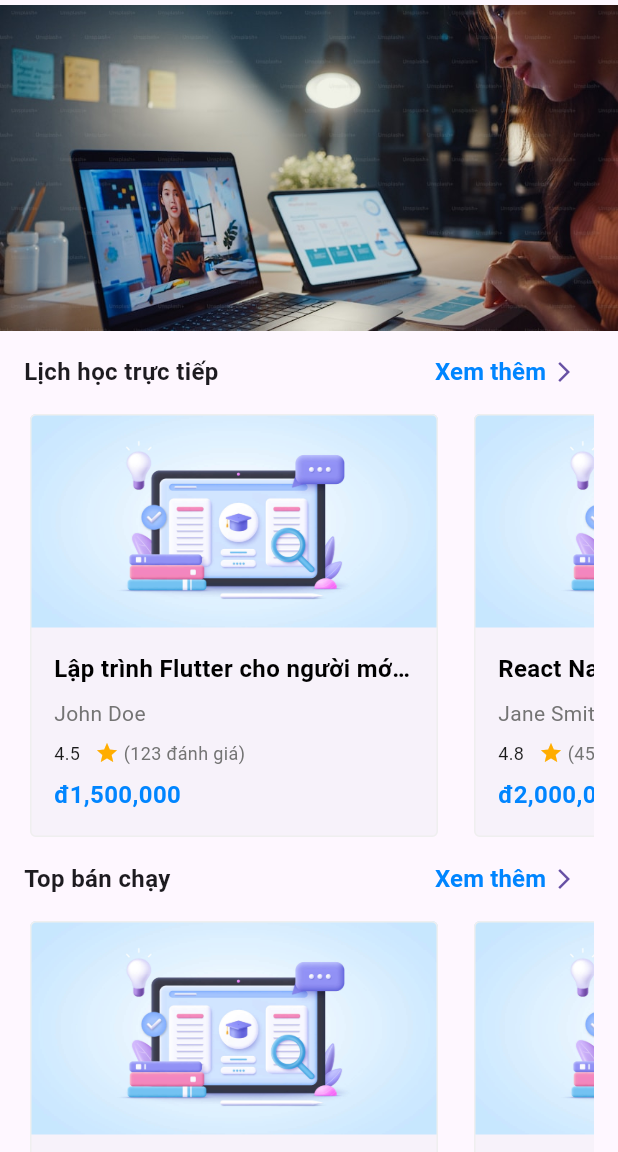
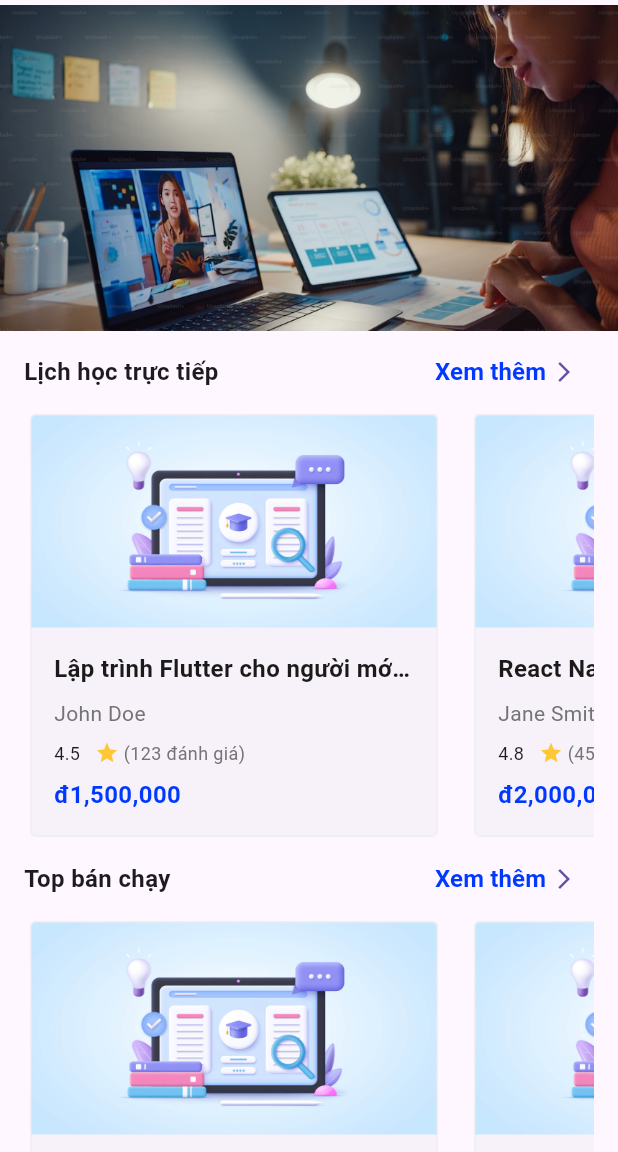
Before and after one commit to ASE-UIT/02.-Online-course-System, a Flutter app: the CourseListScreen screen opened directly, on a phone screen of 412 x 824 dp, the part 84-1236 px from its top. Run offline on Flutter 3.47's test engine with Material 3 defaults, Android fonts, the phone set to English and light mode, and no system bars; Roboto replaces fonts that are missing (WorkSans).

Commit message:
fix(develop): fix UI bug, refractor AppColors

```diff
--- a/lib/constants/colors.dart
+++ b/lib/constants/colors.dart
@@ -3,70 +3,70 @@ import 'package:flutter/material.dart';
 class AppColors {
   // Primary Colors
   static const Color primary50 = Color(0xFFE4F2FF);
-  static const Color primary100 = Color(0xFFCEE5FF);
-  static const Color primary200 = Color(0xFFA7D1FF);
-  static const Color primary300 = Color(0xFF72B6FF);
-  static const Color primary400 = Color(0xFF3C9BFF);
-  static const Color primary500 = Color(0xFF0085FF);
-  static const Color primary600 = Color(0xFF0061D1);
-  static const Color primary700 = Color(0xFF0047A7);
-  static const Color primary800 = Color(0xFF003380);
-  static const Color primary900 = Color(0xFF001F5E);
-  static const Color primary950 = Color(0xFF00115E);
+  static const Color primary100 = Color(0xFFcee5ff);
+  static const Color primary200 = Color(0xFFa7cdff);
+  static const Color primary300 = Color(0xFF72abff);
+  static const Color primary400 = Color(0xFF3c78ff);
+  static const Color primary500 = Color(0xFF0038ff);
+  static const Color primary600 = Color(0xFF001de1 );
+  static const Color primary700 = Color(0xFF0019d7);
+  static const Color primary800 = Color(0xFF051bad);
+  static const Color primary900 = Color(0xFF0E2186);
+  static const Color primary950 = Color(0xFF08114e );
 
   // Warning Colors
-  static const Color warning50 = Color(0xFFFFF9DF);
-  static const Color warning100 = Color(0xFFFFF5BE);
-  static const Color warning200 = Color(0xFFFFEA6C);
-  static const Color warning300 = Color(0xFFFFD55A);
-  static const Color warning400 = Color(0xFFFFC535);
-  static const Color warning500 = Color(0xFFFFAD00);
-  static const Color warning600 = Color(0xFFFF9D02);
+  static const Color warning50 = Color(0xFFFFfDEF);
+  static const Color warning100 = Color(0xFFFFfAD1);
+  static const Color warning200 = Color(0xFFFFE59E);
+  static const Color warning300 = Color(0xFFFFEA6C);
+  static const Color warning400 = Color(0xFFFFE05A);
+  static const Color warning500 = Color(0xFFFFC635);
+  static const Color warning600 = Color(0xFFFFA209);
   static const Color warning700 = Color(0xFFE17702);
-  static const Color warning800 = Color(0xFFB75D0A);
-  static const Color warning900 = Color(0xFF954B0C);
-  static const Color warning950 = Color(0xFF562800);
+  static const Color warning800 = Color(0xFFB65B0A);
+  static const Color warning900 = Color(0xFF974b0c);
+  static const Color warning950 = Color(0xFF562600);
 
   // Error Colors
   static const Color error50 = Color(0xFFFFF3F3);
   static const Color error100 = Color(0xFFFFE4E4);
   static const Color error200 = Color(0xFFFCCCCC);
-  static const Color error300 = Color(0xFFFFAAAA);
-  static const Color error400 = Color(0xFFFF8686);
+  static const Color error300 = Color(0xFFFFA8A8);
+  static const Color error400 = Color(0xFFFF6868);
   static const Color error500 = Color(0xFFFF5959);
-  static const Color error600 = Color(0xFFFF0E0E);
-  static const Color error700 = Color(0xFFE00606);
-  static const Color error800 = Color(0xFFA61515);
-  static const Color error900 = Color(0xFF8A1515);
+  static const Color error600 = Color(0xFFf03131);
+  static const Color error700 = Color(0xFFe00e0e);
+  static const Color error800 = Color(0xFFba0f0f);
+  static const Color error900 = Color(0xFF9a1515 );
   static const Color error950 = Color(0xFF540505);
 
   // Success Colors
   static const Color success50 = Color(0xFFEEFEE7);
-  static const Color success100 = Color(0xFFD9FBCB);
-  static const Color success200 = Color(0xFFB5F5A1);
-  static const Color success300 = Color(0xFF89EB72);
-  static const Color success400 = Color(0xFF66DB4B);
-  static const Color success500 = Color(0xFF3BD313);
-  static const Color success600 = Color(0xFF2EB40D);
-  static const Color success700 = Color(0xFF23810F);
-  static const Color success800 = Color(0xFF1C5413);
-  static const Color success900 = Color(0xFF022F04);
-  static const Color success950 = Color(0xFF002F04);
+  static const Color success100 = Color(0xFFD7FDCA);
+  static const Color success200 = Color(0xFFb2fb9b);
+  static const Color success300 = Color(0xFF83f561);
+  static const Color success400 = Color(0xFF5ae932);
+  static const Color success500 = Color(0xFF39D213);
+  static const Color success600 = Color(0xFF26A60A);
+  static const Color success700 = Color(0xFF1f7e0d);
+  static const Color success800 = Color(0xFF1e6311);
+  static const Color success900 = Color(0xFF1c5413);
+  static const Color success950 = Color(0xFF092F04);
 
   // Gray Colors
-  static const Color gray50 = Color(0xFFF3F3F3);
-  static const Color gray100 = Color(0xFFE6E6E6);
-  static const Color gray200 = Color(0xFFCCCCCC);
-  static const Color gray300 = Color(0xFFB3B3B3);
-  static const Color gray400 = Color(0xFF999999);
-  static const Color gray500 = Color(0xFF808080);
-  static const Color gray600 = Color(0xFF666666);
-  static const Color gray700 = Color(0xFF4D4D4D);
-  static const Color gray800 = Color(0xFF333333);
-  static const Color gray900 = Color(0xFF1A1A1A);
-  static const Color gray950 = Color(0xFF0D0D0D);
+  static const Color gray50 = Color(0xFFfefefe);
+  static const Color gray100 = Color(0xFFfdfdfd);
+  static const Color gray200 = Color(0xFFfbfbfb);
+  static const Color gray300 = Color(0xFFf8f8f8);
+  static const Color gray400 = Color(0xFFf4f4f4);
+  static const Color gray500 = Color(0xFFebebeb);
+  static const Color gray600 = Color(0xFFbfbfbf);
+  static const Color gray700 = Color(0xFF9b9b9b);
+  static const Color gray800 = Color(0xFF858585 );
+  static const Color gray900 = Color(0xFF747474);
+  static const Color gray950 = Color(0xFF4E4E4E);
 
   // Black and White
-  static const Color black = Color(0xFF000000);
+  static const Color black = Color(0xFF1A1A1A);
   static const Color white = Color(0xFFFFFFFF);
 }
--- a/lib/main.dart
+++ b/lib/main.dart
@@ -1,8 +1,7 @@
 import 'package:flutter/material.dart';
 import 'package:online_course_system/screens/HomeScreen.dart';
-import 'package:online_course_system/screens/login.dart';
+import 'package:online_course_system/screens/course_detail/course_detail.dart';
 import 'package:online_course_system/screens/signin.dart';
-import 'package:online_course_system/screens/course_detail/course_detail.dart';
 
 void main() {
   runApp(const MyApp());
@@ -16,7 +15,7 @@ class MyApp extends StatelessWidget {
   Widget build(BuildContext context) {
     return MaterialApp(
       theme: ThemeData(fontFamily: 'WorkSans'),
-      home: HomeScreen(),
+      home: SignInScreen(),
     );
   }
 }
--- a/lib/screens/course_detail/course_detail.dart
+++ b/lib/screens/course_detail/course_detail.dart
@@ -39,7 +39,8 @@ class _CourseDetailPageState extends State<CourseDetailPage> {
   Widget build(BuildContext context) {
     const String courseIntroText = '...';  // Nội dung text của khoá học
 
-    return Scaffold(
+    return SafeArea(
+      child: Scaffold(
         body: Stack(
           children: [
             SingleChildScrollView(
@@ -83,6 +84,7 @@ class _CourseDetailPageState extends State<CourseDetailPage> {
             ),
           ],
         ),
+      ),
     );
   }
 }
--- a/lib/widgets/CourseCard.dart
+++ b/lib/widgets/CourseCard.dart
@@ -1,5 +1,6 @@
 import 'package:flutter/material.dart';
 import 'package:online_course_system/constants/colors.dart';
+import 'package:online_course_system/screens/course_detail/course_detail.dart';
 
 class CourseCard extends StatelessWidget {
   final String title;
@@ -21,7 +22,17 @@ class CourseCard extends StatelessWidget {
 
   @override
   Widget build(BuildContext context) {
-    return Card(
+    return InkWell(
+      onTap: () {
+        // Navigate to course detail screen
+        Navigator.push(
+          context,
+          MaterialPageRoute(
+            builder: (context) => CourseDetailPage(),
+          ),
+        );
+      },
+      child: Card(
         elevation: 0,
         shape: RoundedRectangleBorder(
           borderRadius: BorderRadius.circular(4),
@@ -103,6 +114,7 @@ class CourseCard extends StatelessWidget {
             ),
           ],
         ),
+      ),
     );
   }
 }
```
Also changed, not shown: lib/screens/login.dart (deleted, +0 -34 lines), lib/screens/signin.dart (+46 -16 lines), lib/screens/signup.dart (+36 -18 lines), pubspec.lock. Lines whose indentation alone changed are shown as unchanged.
